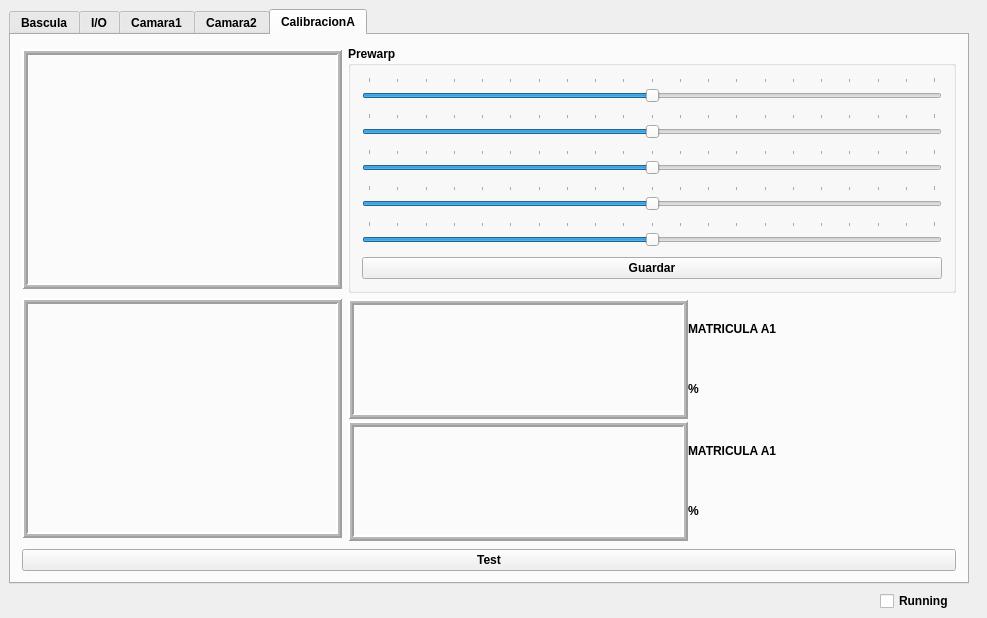
Old version of the form testlib/mainwindow.ui in the repository sunsiz/nQTrucks.
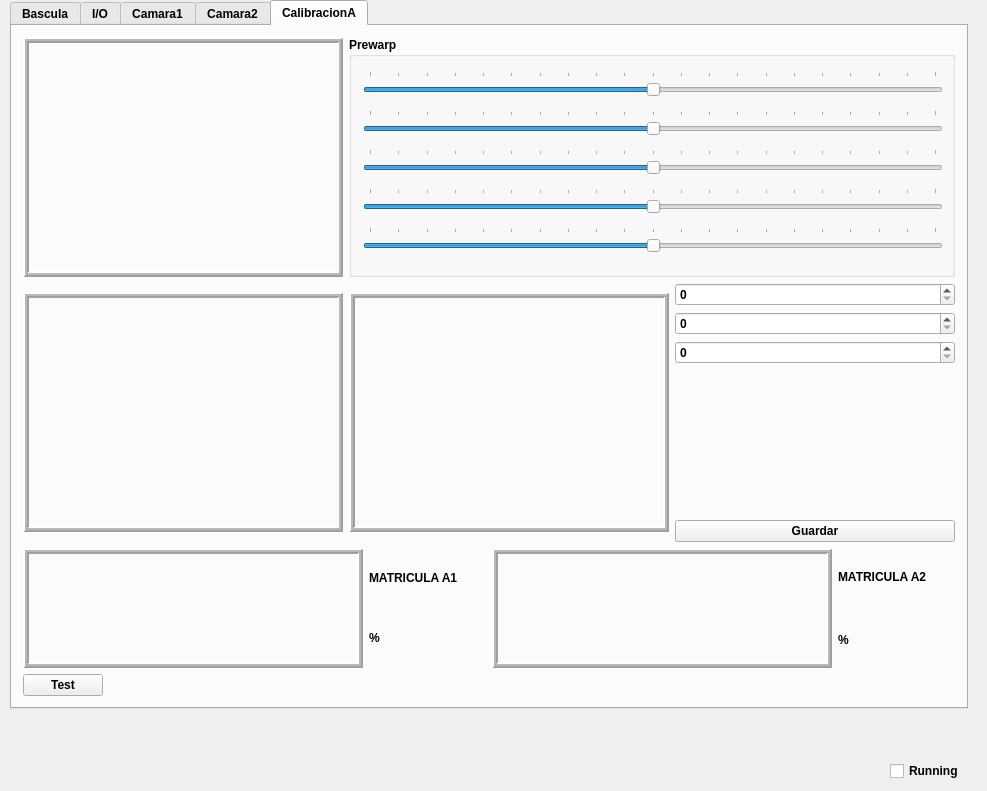
New version of the form.

Patch:
```diff
--- a/testlib/mainwindow.ui
+++ b/testlib/mainwindow.ui
@@ -7,7 +7,7 @@
     <x>0</x>
     <y>0</y>
     <width>987</width>
-    <height>618</height>
+    <height>791</height>
    </rect>
   </property>
   <property name="font">
@@ -23,10 +23,10 @@
    <widget class="QTabWidget" name="configTabWidget">
     <property name="geometry">
      <rect>
-      <x>9</x>
-      <y>9</y>
-      <width>960</width>
-      <height>575</height>
+      <x>10</x>
+      <y>0</y>
+      <width>958</width>
+      <height>709</height>
      </rect>
     </property>
     <property name="currentIndex">
@@ -917,10 +917,10 @@
      </attribute>
      <layout class="QGridLayout" name="gridLayout_7">
       <item row="0" column="0">
-       <layout class="QHBoxLayout" name="horizontalLayout_8">
-        <item>
          <layout class="QVBoxLayout" name="verticalLayout_10">
           <item>
+         <layout class="QHBoxLayout" name="horizontalLayout_10">
+          <item>
            <widget class="QLabel" name="FotoOriginalA">
             <property name="minimumSize">
              <size>
@@ -955,49 +955,45 @@
            </widget>
           </item>
           <item>
-           <widget class="QLabel" name="FotoRojosA">
-            <property name="minimumSize">
-             <size>
-              <width>320</width>
-              <height>240</height>
-             </size>
-            </property>
-            <property name="maximumSize">
-             <size>
-              <width>320</width>
-              <height>240</height>
-             </size>
-            </property>
-            <property name="frameShape">
-             <enum>QFrame::Box</enum>
-            </property>
-            <property name="frameShadow">
-             <enum>QFrame::Raised</enum>
-            </property>
-            <property name="lineWidth">
-             <number>2</number>
-            </property>
-            <property name="midLineWidth">
-             <number>2</number>
-            </property>
-            <property name="text">
-             <string/>
-            </property>
-            <property name="scaledContents">
-             <bool>true</bool>
-            </property>
-           </widget>
-          </item>
-         </layout>
-        </item>
-        <item>
-         <layout class="QVBoxLayout" name="verticalLayout_9">
-          <item>
            <widget class="QGroupBox" name="groupBox">
             <property name="title">
              <string>Prewarp</string>
             </property>
             <layout class="QGridLayout" name="gridLayout_6">
+             <item row="0" column="0">
+              <widget class="QSlider" name="valueXA1">
+               <property name="minimumSize">
+                <size>
+                 <width>580</width>
+                 <height>30</height>
+                </size>
+               </property>
+               <property name="maximumSize">
+                <size>
+                 <width>580</width>
+                 <height>30</height>
+                </size>
+               </property>
+               <property name="maximum">
+                <number>200</number>
+               </property>
+               <property name="value">
+                <number>100</number>
+               </property>
+               <property name="tracking">
+                <bool>true</bool>
+               </property>
+               <property name="orientation">
+                <enum>Qt::Horizontal</enum>
+               </property>
+               <property name="tickPosition">
+                <enum>QSlider::TicksAbove</enum>
+               </property>
+               <property name="tickInterval">
+                <number>10</number>
+               </property>
+              </widget>
+             </item>
              <item row="1" column="0">
               <widget class="QSlider" name="valueYA1">
                <property name="minimumSize">
@@ -1032,74 +1028,6 @@
                </property>
               </widget>
              </item>
-             <item row="4" column="0">
-              <widget class="QSlider" name="valueDA1">
-               <property name="minimumSize">
-                <size>
-                 <width>580</width>
-                 <height>30</height>
-                </size>
-               </property>
-               <property name="maximumSize">
-                <size>
-                 <width>580</width>
-                 <height>30</height>
-                </size>
-               </property>
-               <property name="maximum">
-                <number>200</number>
-               </property>
-               <property name="value">
-                <number>100</number>
-               </property>
-               <property name="tracking">
-                <bool>true</bool>
-               </property>
-               <property name="orientation">
-                <enum>Qt::Horizontal</enum>
-               </property>
-               <property name="tickPosition">
-                <enum>QSlider::TicksAbove</enum>
-               </property>
-               <property name="tickInterval">
-                <number>10</number>
-               </property>
-              </widget>
-             </item>
-             <item row="3" column="0">
-              <widget class="QSlider" name="valueWA1">
-               <property name="minimumSize">
-                <size>
-                 <width>580</width>
-                 <height>30</height>
-                </size>
-               </property>
-               <property name="maximumSize">
-                <size>
-                 <width>580</width>
-                 <height>30</height>
-                </size>
-               </property>
-               <property name="maximum">
-                <number>200</number>
-               </property>
-               <property name="value">
-                <number>100</number>
-               </property>
-               <property name="tracking">
-                <bool>true</bool>
-               </property>
-               <property name="orientation">
-                <enum>Qt::Horizontal</enum>
-               </property>
-               <property name="tickPosition">
-                <enum>QSlider::TicksAbove</enum>
-               </property>
-               <property name="tickInterval">
-                <number>10</number>
-               </property>
-              </widget>
-             </item>
              <item row="2" column="0">
               <widget class="QSlider" name="valueZA1">
                <property name="minimumSize">
@@ -1134,8 +1062,8 @@
                </property>
               </widget>
              </item>
-             <item row="0" column="0">
-              <widget class="QSlider" name="valueXA1">
+             <item row="3" column="0">
+              <widget class="QSlider" name="valueWA1">
                <property name="minimumSize">
                 <size>
                  <width>580</width>
@@ -1168,7 +1096,152 @@
                </property>
               </widget>
              </item>
-             <item row="5" column="0">
+             <item row="4" column="0">
+              <widget class="QSlider" name="valueDA1">
+               <property name="minimumSize">
+                <size>
+                 <width>580</width>
+                 <height>30</height>
+                </size>
+               </property>
+               <property name="maximumSize">
+                <size>
+                 <width>580</width>
+                 <height>30</height>
+                </size>
+               </property>
+               <property name="maximum">
+                <number>200</number>
+               </property>
+               <property name="value">
+                <number>100</number>
+               </property>
+               <property name="tracking">
+                <bool>true</bool>
+               </property>
+               <property name="orientation">
+                <enum>Qt::Horizontal</enum>
+               </property>
+               <property name="tickPosition">
+                <enum>QSlider::TicksAbove</enum>
+               </property>
+               <property name="tickInterval">
+                <number>10</number>
+               </property>
+              </widget>
+             </item>
+            </layout>
+           </widget>
+          </item>
+         </layout>
+        </item>
+        <item>
+         <layout class="QHBoxLayout" name="horizontalLayout_11">
+          <item>
+           <widget class="QLabel" name="FotoRojosA">
+            <property name="minimumSize">
+             <size>
+              <width>320</width>
+              <height>240</height>
+             </size>
+            </property>
+            <property name="maximumSize">
+             <size>
+              <width>320</width>
+              <height>240</height>
+             </size>
+            </property>
+            <property name="frameShape">
+             <enum>QFrame::Box</enum>
+            </property>
+            <property name="frameShadow">
+             <enum>QFrame::Raised</enum>
+            </property>
+            <property name="lineWidth">
+             <number>2</number>
+            </property>
+            <property name="midLineWidth">
+             <number>2</number>
+            </property>
+            <property name="text">
+             <string/>
+            </property>
+            <property name="scaledContents">
+             <bool>true</bool>
+            </property>
+           </widget>
+          </item>
+          <item>
+           <widget class="QLabel" name="FotoBlancosA">
+            <property name="minimumSize">
+             <size>
+              <width>320</width>
+              <height>240</height>
+             </size>
+            </property>
+            <property name="maximumSize">
+             <size>
+              <width>320</width>
+              <height>240</height>
+             </size>
+            </property>
+            <property name="frameShape">
+             <enum>QFrame::Box</enum>
+            </property>
+            <property name="frameShadow">
+             <enum>QFrame::Raised</enum>
+            </property>
+            <property name="lineWidth">
+             <number>2</number>
+            </property>
+            <property name="midLineWidth">
+             <number>2</number>
+            </property>
+            <property name="text">
+             <string/>
+            </property>
+            <property name="scaledContents">
+             <bool>true</bool>
+            </property>
+           </widget>
+          </item>
+          <item>
+           <layout class="QVBoxLayout" name="verticalLayout_9">
+            <item>
+             <widget class="QSpinBox" name="spinBox">
+              <property name="maximum">
+               <number>128</number>
+              </property>
+             </widget>
+            </item>
+            <item>
+             <widget class="QSpinBox" name="spinBox_2">
+              <property name="maximum">
+               <number>128</number>
+              </property>
+             </widget>
+            </item>
+            <item>
+             <widget class="QSpinBox" name="spinBox_3">
+              <property name="maximum">
+               <number>128</number>
+              </property>
+             </widget>
+            </item>
+            <item>
+             <spacer name="verticalSpacer_5">
+              <property name="orientation">
+               <enum>Qt::Vertical</enum>
+              </property>
+              <property name="sizeHint" stdset="0">
+               <size>
+                <width>20</width>
+                <height>40</height>
+               </size>
+              </property>
+             </spacer>
+            </item>
+            <item>
               <widget class="QPushButton" name="pushButton">
                <property name="text">
                 <string>Guardar</string>
@@ -1176,22 +1249,14 @@
               </widget>
              </item>
             </layout>
-           </widget>
           </item>
+         </layout>
+        </item>
           <item>
-           <layout class="QVBoxLayout" name="ResultadosLayoutA">
-            <property name="spacing">
-             <number>0</number>
-            </property>
+         <layout class="QHBoxLayout" name="horizontalLayout_12">
             <item>
-             <layout class="QFormLayout" name="formLayout_4">
-              <property name="horizontalSpacing">
-               <number>0</number>
-              </property>
-              <property name="verticalSpacing">
-               <number>0</number>
-              </property>
-              <item row="0" column="0">
+           <layout class="QHBoxLayout" name="horizontalLayout_9">
+            <item>
                <widget class="QLabel" name="FotoMatriculaA1">
                 <property name="minimumSize">
                  <size>
@@ -1225,7 +1290,7 @@
                 </property>
                </widget>
               </item>
-              <item row="0" column="1">
+            <item>
                <layout class="QVBoxLayout" name="verticalLayout_8">
                 <property name="spacing">
                  <number>0</number>
@@ -1249,14 +1314,8 @@
              </layout>
             </item>
             <item>
-             <layout class="QFormLayout" name="formLayout_2">
-              <property name="horizontalSpacing">
-               <number>0</number>
-              </property>
-              <property name="verticalSpacing">
-               <number>0</number>
-              </property>
-              <item row="0" column="0">
+           <layout class="QHBoxLayout" name="horizontalLayout_8">
+            <item>
                <widget class="QLabel" name="FotoMatriculaA2">
                 <property name="minimumSize">
                  <size>
@@ -1290,15 +1349,12 @@
                 </property>
                </widget>
               </item>
-              <item row="0" column="1">
+            <item>
                <layout class="QVBoxLayout" name="verticalLayout_7">
-                <property name="spacing">
-                 <number>0</number>
-                </property>
                 <item>
                  <widget class="QLabel" name="MatriculaA2">
                   <property name="text">
-                   <string>MATRICULA A1</string>
+                 <string>MATRICULA A2</string>
                   </property>
                  </widget>
                 </item>
@@ -1315,25 +1371,40 @@
             </item>
            </layout>
           </item>
-         </layout>
-        </item>
-       </layout>
-      </item>
-      <item row="1" column="0">
+        <item>
+         <layout class="QHBoxLayout" name="horizontalLayout_13">
+          <item>
        <widget class="QPushButton" name="TestMatriculaA1">
         <property name="text">
          <string>Test</string>
         </property>
        </widget>
       </item>
+          <item>
+           <spacer name="horizontalSpacer_5">
+            <property name="orientation">
+             <enum>Qt::Horizontal</enum>
+            </property>
+            <property name="sizeHint" stdset="0">
+             <size>
+              <width>40</width>
+              <height>20</height>
+             </size>
+            </property>
+           </spacer>
+          </item>
+         </layout>
+        </item>
+       </layout>
+      </item>
      </layout>
     </widget>
    </widget>
    <widget class="QCheckBox" name="runningCheckBox">
     <property name="geometry">
      <rect>
-      <x>880</x>
-      <y>590</y>
+      <x>890</x>
+      <y>760</y>
       <width>91</width>
       <height>22</height>
      </rect>
```
Lines whose indentation alone changed are shown as unchanged.
